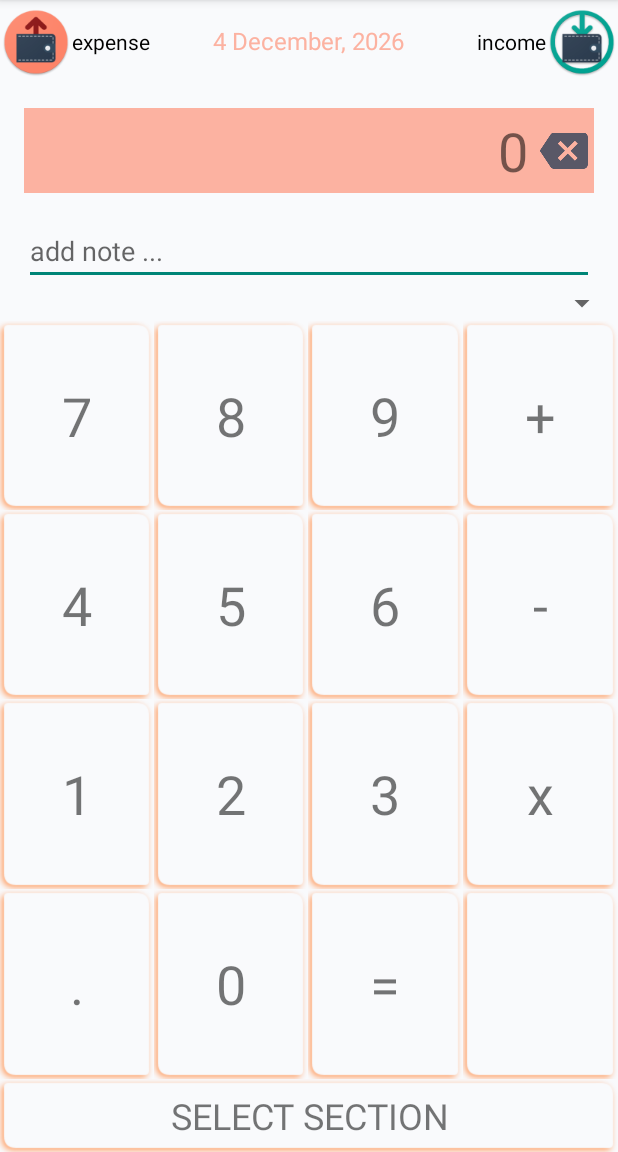
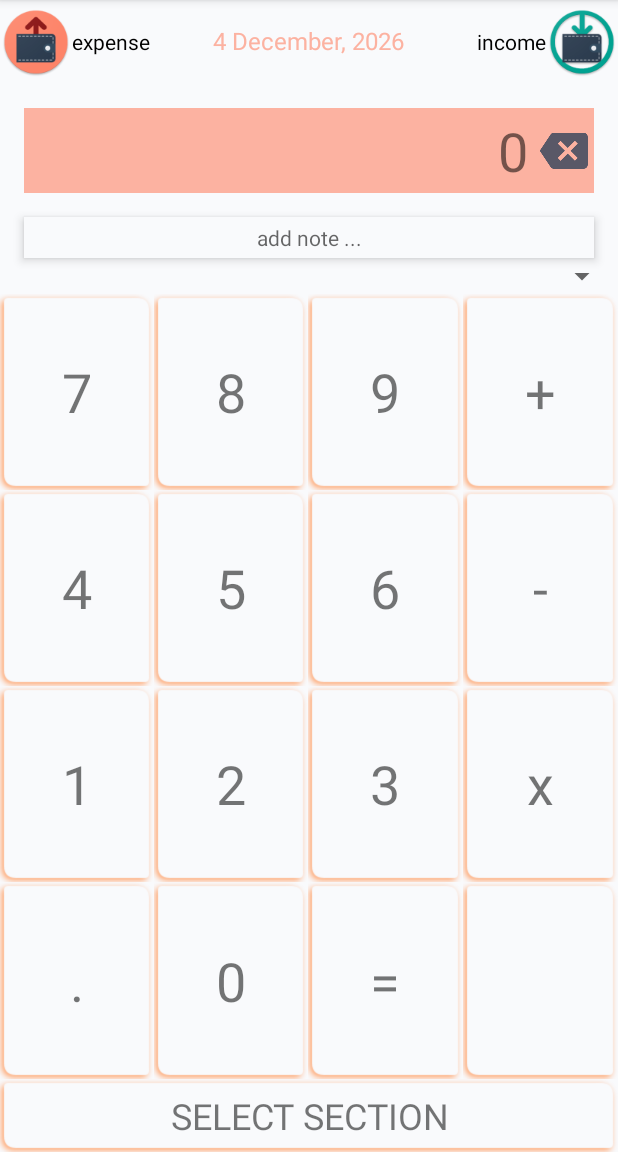
Before and after one commit to aleksandvc/Smart-Finance, an Android app: the MainActivity screen opened directly, with no data from a screen before it, in the side drawer, after a tap on "Expense", on a phone screen of 412 x 824 dp, the part 84-1236 px from its top. Run offline under Robolectric (Android 15) with nearby library versions, the phone set to English and light mode, and no system bars; libraries missing offline, so code that uses them is left out: com.github.mikephil.charting, com.szugyi.circlemenu; 14 statements that could not run were skipped.

Commit message:
Added a DialogFragment pop-up to TransactionFragment note-input.

```diff
--- a/SmartFinance/app/src/main/java/com/vladimircvetanov/smartfinance/MainActivity.java
+++ b/SmartFinance/app/src/main/java/com/vladimircvetanov/smartfinance/MainActivity.java
@@ -25,7 +25,7 @@ import org.joda.time.DateTime;
 import org.joda.time.format.DateTimeFormat;
 import org.joda.time.format.DateTimeFormatter;
 
-public class MainActivity extends AppCompatActivity implements NavigationView.OnNavigationItemSelectedListener, DatePickerDialog.OnDateSetListener {
+public class MainActivity extends AppCompatActivity implements NavigationView.OnNavigationItemSelectedListener, DatePickerDialog.OnDateSetListener, NoteInputFragment.NoteCommunicator {
 
     private Toolbar toolbar;
     private DrawerLayout drawer;
@@ -171,4 +171,10 @@ public class MainActivity extends AppCompatActivity implements NavigationView.On
         TransactionFragment t = (TransactionFragment) getSupportFragmentManager().findFragmentByTag(getString(R.string.transaction_fragment_tag));
         if (t != null) t.onDateSet(view, year, month, dayOfMonth);
     }
+
+    @Override
+    public void setNote(String note) {
+        TransactionFragment t = (TransactionFragment) getSupportFragmentManager().findFragmentByTag(getString(R.string.transaction_fragment_tag));
+        t.setNote(note);
+    }
 }
--- a/SmartFinance/app/src/main/java/com/vladimircvetanov/smartfinance/TransactionFragment.java
+++ b/SmartFinance/app/src/main/java/com/vladimircvetanov/smartfinance/TransactionFragment.java
@@ -8,14 +8,12 @@ import android.support.annotation.IdRes;
 import android.support.v4.app.DialogFragment;
 import android.support.v4.app.Fragment;
 import android.support.v4.content.ContextCompat;
-import android.support.v7.widget.RecyclerView;
 import android.view.LayoutInflater;
 import android.view.View;
 import android.view.ViewGroup;
 import android.widget.AdapterView;
 import android.widget.Button;
 import android.widget.DatePicker;
-import android.widget.EditText;
 import android.widget.ImageButton;
 import android.widget.ListView;
 import android.widget.RadioGroup;
@@ -36,7 +34,7 @@ import org.joda.time.format.DateTimeFormatter;
 
 import java.util.ArrayList;
 
-public class TransactionFragment extends Fragment implements DatePickerDialog.OnDateSetListener {
+public class TransactionFragment extends Fragment implements DatePickerDialog.OnDateSetListener, NoteInputFragment.NoteCommunicator {
 
     private DBAdapter dbAdapter;
     private boolean startedWithCategory;
@@ -53,7 +51,7 @@ public class TransactionFragment extends Fragment implements DatePickerDialog.On
     private TextView dateDisplay;
     private DateTime date;
 
-    private EditText noteInput;
+    private TextView noteInput;
 
     private TextView submitButton;
 
@@ -102,8 +100,6 @@ public class TransactionFragment extends Fragment implements DatePickerDialog.On
 
     //=======CALCULATOR==============//
 
-
-
     @Override
     public View onCreateView(LayoutInflater inflater, ViewGroup container, Bundle savedInstanceState) {
         rootView = inflater.inflate(R.layout.fragment_transaction, container, false);
@@ -112,8 +108,6 @@ public class TransactionFragment extends Fragment implements DatePickerDialog.On
 
         catTypeRadio.check(R.id.transaction_radio_expense);
         startedWithCategory = checkForCategoryExtra();
-
-        int uId = (int) Manager.getLoggedUser().getId();
 
         accountSelection.setAdapter(new RowViewAdapter<>(inflater, dbAdapter.getCachedAccounts().values()));
 
@@ -132,13 +126,9 @@ public class TransactionFragment extends Fragment implements DatePickerDialog.On
         DateTimeFormatter dateFormat = DateTimeFormat.forPattern("d MMMM, YYYY");
         dateDisplay.setText(date.toString(dateFormat));
 
-
-
         //============onClickListeners=============================================================================//
 
-        /**
-         * On date click -> pop-up a DateDialogFragment and let user select different date.
-         */
+        /** On date click -> pop-up a DateDialogFragment and let user select different date. */
         dateDisplay.setOnClickListener(new View.OnClickListener() {
             @Override
             public void onClick(View v) {
@@ -151,7 +141,6 @@ public class TransactionFragment extends Fragment implements DatePickerDialog.On
                 datePicker.show(getFragmentManager(), "testTag");
             }
         });
-
 
         catTypeRadio.setOnCheckedChangeListener(new RadioGroup.OnCheckedChangeListener() {
             @Override
@@ -177,9 +166,22 @@ public class TransactionFragment extends Fragment implements DatePickerDialog.On
                 Account acc = (Account) accountSelection.getItemAtPosition(position);
                 selectedAccount = acc;
             }
-
             @Override
             public void onNothingSelected(AdapterView<?> parent) {
+            }
+        });
+
+        noteInput.setOnClickListener(new View.OnClickListener() {
+            @Override
+            public void onClick(View v) {
+                DialogFragment inputFragment = new NoteInputFragment();
+                String note = noteInput.getText().toString();
+                if (note != null && !note.isEmpty()){
+                    Bundle b = new Bundle();
+                    b.putString(getString(R.string.EXTRA_NOTE), note);
+                    inputFragment.setArguments(b);
+                }
+                inputFragment.show(getFragmentManager(), getString(R.string.note_fragment_tag));
             }
         });
 
@@ -363,16 +365,13 @@ public class TransactionFragment extends Fragment implements DatePickerDialog.On
             return;
         }
 
-
-            Transaction transaction = new Transaction(date, sum, note, account, category);
+        Transaction transaction = new Transaction(date, sum, note, account, category);
 
         dbAdapter.addTransaction(transaction, Manager.getLoggedUser().getId());
         account.addTransaction(transaction);
 
+        getActivity().onBackPressed();
         Message.message(getContext(),""+transaction.getCategory().getId());
-
-        //TODO - don't restart Activity
-        startActivity(new Intent(this.getActivity(), MainActivity.class));
     }
 
     /**
@@ -442,7 +441,7 @@ public class TransactionFragment extends Fragment implements DatePickerDialog.On
         catTypeRadio = (RadioGroup) rootView.findViewById(R.id.transaction_radio);
         dateDisplay = (TextView) rootView.findViewById(R.id.transaction_date_display);
 
-        noteInput = (EditText) rootView.findViewById(R.id.transaction_note_input);
+        noteInput = (TextView) rootView.findViewById(R.id.transaction_note_input);
         accountSelection = (Spinner) rootView.findViewById(R.id.transaction_account_spinner);
 
         numDisplayBase = rootView.findViewById(R.id.transaction_number_display);
@@ -465,4 +464,9 @@ public class TransactionFragment extends Fragment implements DatePickerDialog.On
         categorySelection = (ListView) rootView.findViewById(R.id.transaction_account_selection);
         submitButton = (TextView) rootView.findViewById(R.id.transaction_submit_btn);
     }
+
+    @Override
+    public void setNote(String note) {
+        if (note != null && !note.isEmpty()) this.noteInput.setText(note);
+    }
 }
--- a/SmartFinance/app/src/main/res/layout/fragment_transaction.xml
+++ b/SmartFinance/app/src/main/res/layout/fragment_transaction.xml
@@ -88,17 +88,19 @@
     </LinearLayout>
 
 
-    <EditText
+    <TextView
+        android:clickable="true"
+        android:padding="@dimen/all_view_spacing_tiny"
+        android:textAlignment="center"
+        android:background="@color/colorWhite"
+        android:elevation="@dimen/appbar_elevation"
         android:id="@+id/transaction_note_input"
         android:layout_width="match_parent"
         android:layout_height="wrap_content"
         android:layout_below="@id/transaction_number_display"
         android:layout_marginLeft="@dimen/all_view_spacing_standard"
         android:layout_marginRight="@dimen/all_view_spacing_standard"
-        android:allowUndo="true"
-        android:hint="@string/transaction_input_note"
-        android:maxLength="256"
-        android:maxLines="5" />
+        android:hint="@string/transaction_input_note"/>
 
     <Spinner
         android:id="@+id/transaction_account_spinner"
--- a/SmartFinance/app/src/main/res/values/strings.xml
+++ b/SmartFinance/app/src/main/res/values/strings.xml
@@ -61,4 +61,6 @@
     <string name="add">Add</string>
     <string name="set_name">Set name</string>
     <string name="nav_expense">Expense</string>
+    <string name="note_fragment_tag">Note_input_Fragment</string>
+    <string name="EXTRA_NOTE">temp</string>
 </resources>
```
Also changed, not shown: SmartFinance/app/src/main/java/com/vladimircvetanov/smartfinance/NoteInputFragment.java (added, +63 -0 lines), SmartFinance/app/src/main/res/layout/fragment_note_input.xml (added, +36 -0 lines).
